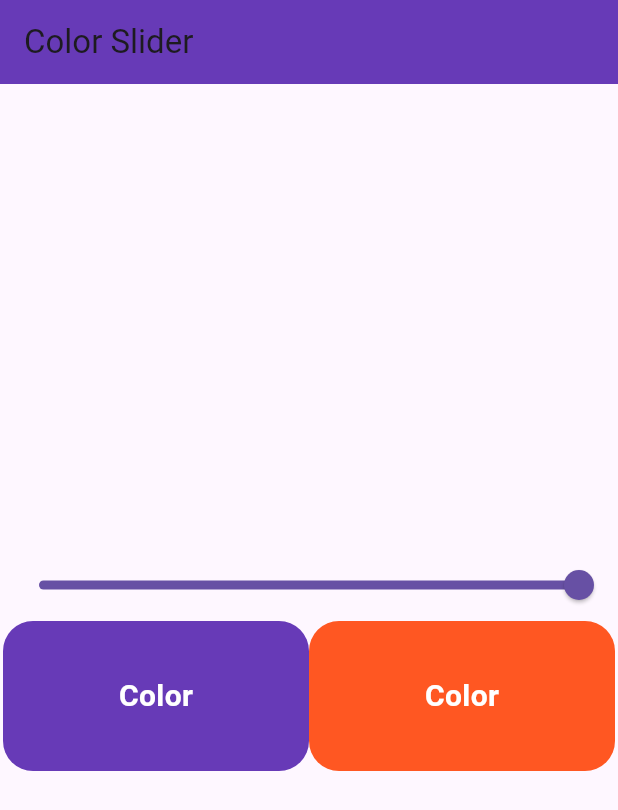
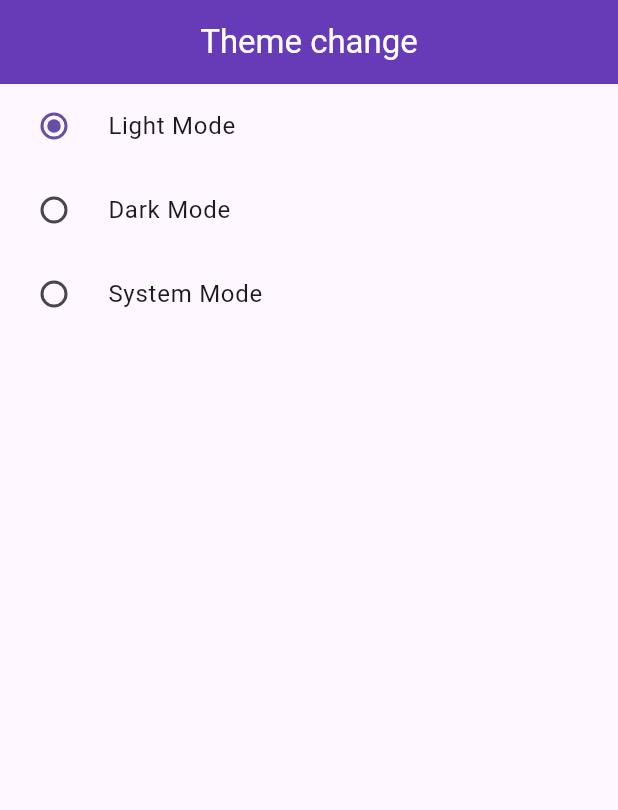
Before and after one commit to Abhi98989/provider, a Flutter app: the screen it shows after launch, on a phone screen of 412 x 824 dp. Shown: the top 810 px of the screen. Run offline on Flutter 3.47's test engine with Material 3 defaults, Android fonts, the phone set to English and light mode, and no system bars.

Commit message:
Theme changer provider

```diff
--- a/lib/main.dart
+++ b/lib/main.dart
@@ -1,11 +1,13 @@
 import 'package:flutter/material.dart';
 import 'package:pro_example/provider/count_provider.dart';
 import 'package:pro_example/provider/fav_provider.dart';
-import 'package:pro_example/screen/color/color_slider.dart';
+// import 'package:pro_example/screen/color/color_slider.dart';
 // import 'package:pro_example/screen/fav/fav_screen.dart';
 import 'package:provider/provider.dart';
 import 'provider/color_provider.dart';
-import 'screen/count/count_example.dart';
+// import 'screen/count/count_example.dart';
+import 'provider/theme_provider.dart';
+import 'screen/theme/theme.dart';
 
 void main() {
   runApp(const MyApp());
@@ -22,11 +24,29 @@ class MyApp extends StatelessWidget {
       ChangeNotifierProvider(create: (_) =>FavouriteItemProvider(),),
       ChangeNotifierProvider(create: (_) => CountProvider()),
       ChangeNotifierProvider(create: (_) => ColorProvider()),
+      ChangeNotifierProvider(create: (_) => ThemeProvider()),
 
     ],
-    child:const MaterialApp(
+    child: Builder(builder: (BuildContext context){
+      final themechanger = Provider.of<ThemeProvider>(context);
+      return MaterialApp(
+      themeMode: themechanger.themeMode,
       debugShowCheckedModeBanner: false,
-      home:ColorSlider(),
+      theme:ThemeData(
+        brightness: Brightness.light,
+        appBarTheme: const AppBarTheme(backgroundColor: Colors.deepPurple),  // change the color of app bar
+        primarySwatch: Colors.red,
+        primaryColor: Colors.deepPurple,) ,
+        darkTheme: ThemeData(
+        brightness: Brightness.dark,
+        primaryColor: Colors.deepPurple,
+        primarySwatch: Colors.deepOrange,
+        appBarTheme: const AppBarTheme(backgroundColor: Colors.orangeAccent),
+
+      ),
+      home:const ThemeScreen(),
+    );
+    }
     )
     );
   }
--- a/lib/provider/fav_provider.dart
+++ b/lib/provider/fav_provider.dart
@@ -1,7 +1,7 @@
 import 'package:flutter/foundation.dart';
 
 class FavouriteItemProvider with ChangeNotifier{
-  List<int> _selectedItem =[];
+  final List<int> _selectedItem =[];
   // ignore: recursive_getters
   List<int> get selectedItem => _selectedItem;
 
--- /dev/null
+++ b/lib/provider/theme_provider.dart
@@ -0,0 +1,13 @@
+import 'package:flutter/foundation.dart';
+import 'package:flutter/material.dart';
+
+class ThemeProvider with ChangeNotifier {
+  var _themeMode = ThemeMode.light;
+  ThemeMode get themeMode => _themeMode;
+
+  void setThemeMode(themeMode ) {
+    _themeMode = themeMode;
+    notifyListeners();
+  }
+
+}
--- a/lib/screen/color/color_slider.dart
+++ b/lib/screen/color/color_slider.dart
@@ -28,7 +28,7 @@ class _ColorSliderState extends State<ColorSlider> {
                 return Slider(
                 min: 0.0,
                 max: 1.0,
-                // divisions: 10,
+                divisions: 10,
                 value: value.value, onChanged:(val){
                 value.setdoubleValue(val);
               });
--- /dev/null
+++ b/lib/screen/theme/theme.dart
@@ -0,0 +1,42 @@
+import 'package:flutter/material.dart';
+import 'package:provider/provider.dart';
+
+import '../../provider/theme_provider.dart';
+
+class ThemeScreen extends StatefulWidget {
+  const ThemeScreen({super.key});
+
+  @override
+  State<ThemeScreen> createState() => _ThemeScreenState();
+}
+
+class _ThemeScreenState extends State<ThemeScreen> {
+  @override
+  Widget build(BuildContext context) {
+    final themechanger = Provider.of<ThemeProvider>(context);
+    return Scaffold(
+      appBar: AppBar(
+        // backgroundColor: Colors.deepPurple,
+        title:const Center(child: Text("Theme change", style: TextStyle(color: Colors.white),)),
+      ),
+      body: Column(
+        children: [
+          RadioListTile<ThemeMode>(
+            title: const Text("Light Mode"),
+            value: ThemeMode.light,
+            groupValue: themechanger.themeMode,
+            onChanged: themechanger.setThemeMode,),
+            RadioListTile<ThemeMode>(
+            title: const Text("Dark Mode"),
+            value: ThemeMode.dark,
+            groupValue: themechanger.themeMode,
+            onChanged: themechanger.setThemeMode,),RadioListTile<ThemeMode>(
+            title: const Text("System Mode"),
+            value: ThemeMode.system,
+            groupValue: themechanger.themeMode,
+            onChanged: themechanger.setThemeMode,)
+        ],
+      ),
+    );
+  }
+}
```
